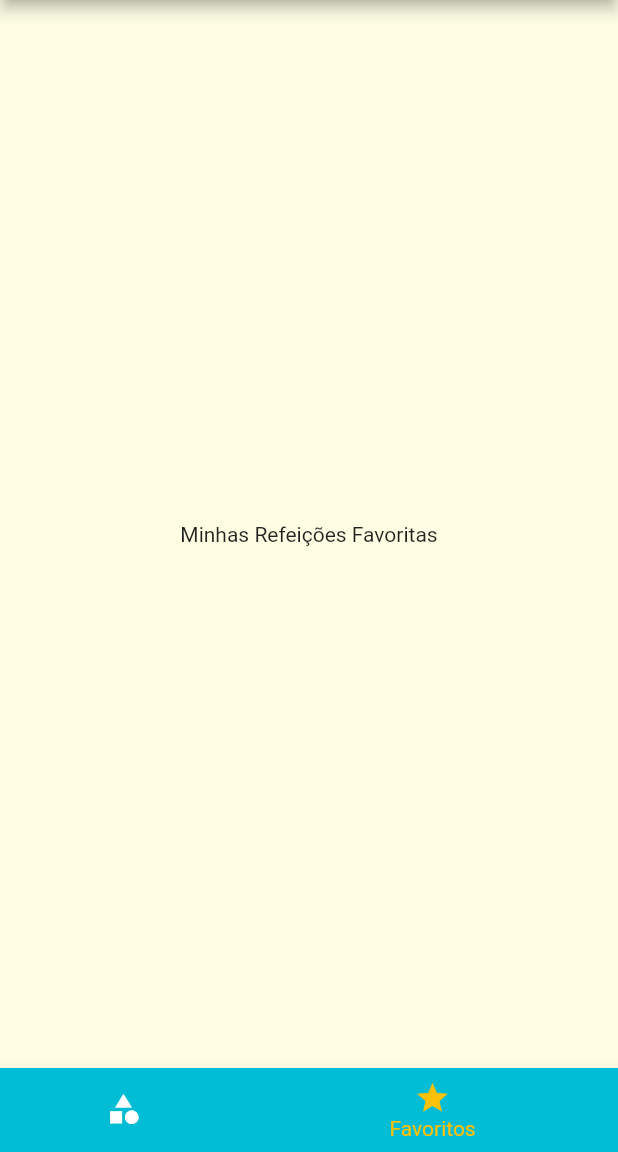
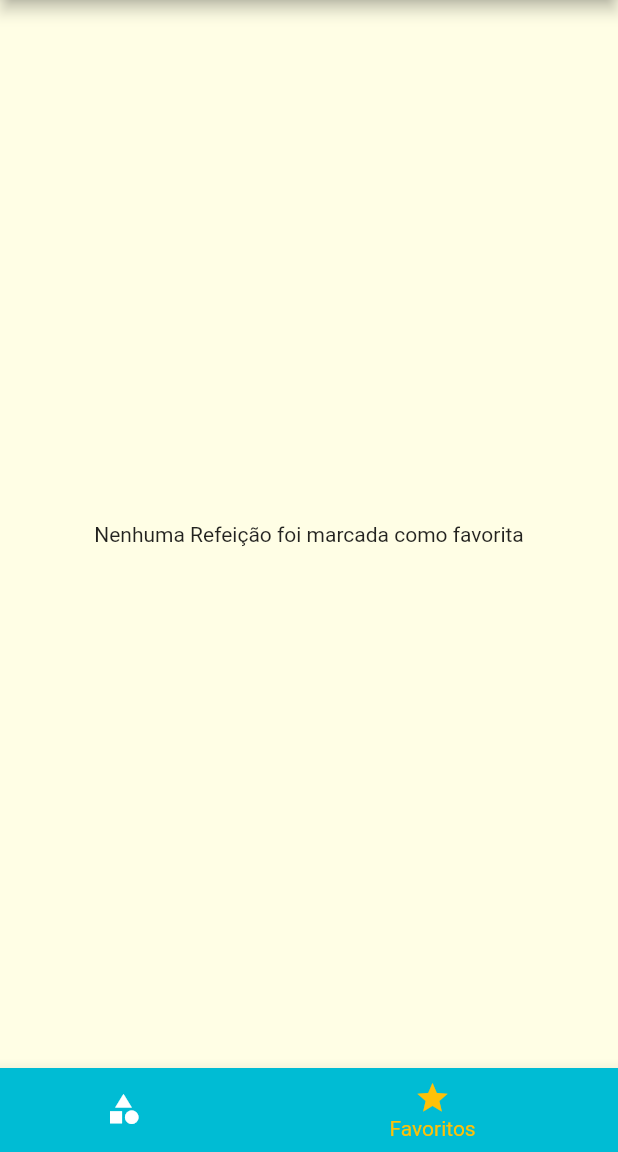
Before and after one commit to 9reis/receitas__flutter, a Flutter app: the screen it shows after launch, item 2 of the bottom bar chosen, on a phone screen of 412 x 824 dp, the part 84-1236 px from its top. Run offline on Flutter 3.47's test engine with Material 2 defaults, Android fonts, the phone set to English and light mode, and no system bars.

Commit message:
Marcar como Favorito

```diff
--- a/lib/main.dart
+++ b/lib/main.dart
@@ -22,6 +22,8 @@ class _MyAppState extends State<MyApp> {
 
   // Pega todas as comidas
   List<Meal> _availableMeals = DUMMY_MEALS;
+  // Lista de favoritos
+  List<Meal> _favoriteMeals = [];
 
   @override
   Widget build(BuildContext context) {
@@ -43,11 +45,12 @@ class _MyAppState extends State<MyApp> {
       ),
       routes: {
         // Define o CategoriesScreen como rota inicial
-        AppRoutes.HOME: (ctx) => TabsScreen(),
+        AppRoutes.HOME: (ctx) => TabsScreen(_favoriteMeals),
         // Passa as refeições para o componente que exibe por categoria
         AppRoutes.CATEGORIES_MEALS: (ctx) =>
             CategoriesMealsScreen(_availableMeals),
-        AppRoutes.MEAL_DETAIL: (ctx) => MealDetailScreen(),
+        AppRoutes.MEAL_DETAIL: (ctx) =>
+            MealDetailScreen(_tootleFavorite, _isFavorite),
         AppRoutes.SETTINGS: (ctx) => SettingsScreen(_filterMeals, settings),
       },
     );
@@ -72,4 +75,19 @@ class _MyAppState extends State<MyApp> {
       }).toList();
     });
   }
+
+  void _tootleFavorite(Meal meal) {
+    setState(() {
+      // Se contem a comida
+      _favoriteMeals.contains(meal)
+          //remove
+          ? _favoriteMeals.remove(meal)
+          // se não contem, adiciona
+          : _favoriteMeals.add(meal);
+    });
+  }
+
+  bool _isFavorite(Meal meal) {
+    return _favoriteMeals.contains(meal);
+  }
 }
--- a/lib/screens/favorite_screen.dart
+++ b/lib/screens/favorite_screen.dart
@@ -1,14 +1,27 @@
 import 'package:flutter/material.dart';
 import 'package:flutter/src/widgets/framework.dart';
 import 'package:flutter/src/widgets/placeholder.dart';
+import 'package:receitas__flutter/components/meal_item.dart';
+import 'package:receitas__flutter/models/meal.dart';
 
 class FavoriteScreen extends StatelessWidget {
-  const FavoriteScreen({super.key});
+  const FavoriteScreen(this.favoriteMeals);
+
+  final List<Meal> favoriteMeals;
 
   @override
   Widget build(BuildContext context) {
-    return Center(
-      child: Text('Minhas Refeições Favoritas'),
-    );
+    if (favoriteMeals.isEmpty) {
+      return Center(
+        child: Text('Nenhuma Refeição foi marcada como favorita'),
+      );
+    } else {
+      return ListView.builder(
+        itemCount: favoriteMeals.length,
+        itemBuilder: (ctx, index) {
+          return MealItem(favoriteMeals[index]);
+        },
+      );
+    }
   }
 }
--- a/lib/screens/tabs_screen.dart
+++ b/lib/screens/tabs_screen.dart
@@ -1,10 +1,13 @@
 import 'package:flutter/material.dart';
 import 'package:receitas__flutter/components/main_drawer.dart';
+import 'package:receitas__flutter/models/meal.dart';
 import 'package:receitas__flutter/screens/categories_screen.dart';
 import 'package:receitas__flutter/screens/favorite_screen.dart';
 
 class TabsScreen extends StatefulWidget {
-  const TabsScreen({super.key});
+  const TabsScreen(this.favoriteMeals);
+
+  final List<Meal> favoriteMeals;
 
   @override
   State<TabsScreen> createState() => _TabsScreenState();
@@ -13,21 +16,33 @@ class TabsScreen extends StatefulWidget {
 class _TabsScreenState extends State<TabsScreen> {
   int _selectedScreenIndex = 0;
 
-  final List<Map<String, Object>> _screens = [
-    {'title': 'Lista de Categorias', 'screen': CategoriesScreen()},
-    {'title': 'Meus Favoritos', 'screen': FavoriteScreen()},
-  ];
+  List<Map<String, Object>>? _screens;
+
+  @override
+  void initState() {
+    super.initState();
+    _screens = [
+      {
+        'title': 'Lista de Categorias',
+        'screen': CategoriesScreen(),
+      },
+      {
+        'title': 'Meus Favoritos',
+        'screen': FavoriteScreen(widget.favoriteMeals)
+      },
+    ];
+  }
 
   @override
   Widget build(BuildContext context) {
     return Scaffold(
       appBar: AppBar(
         centerTitle: true,
-        title: Text(_screens[_selectedScreenIndex]['title'] as String),
+        title: Text(_screens![_selectedScreenIndex]['title'] as String),
       ),
       // Icone na appBar que abre um menu lateral
       drawer: MainDrawer(),
-      body: _screens[_selectedScreenIndex]['screen'] as Widget,
+      body: _screens![_selectedScreenIndex]['screen'] as Widget,
       bottomNavigationBar: BottomNavigationBar(
         unselectedItemColor: Colors.white,
         selectedItemColor: Theme.of(context).accentColor,
```
Also changed, not shown: lib/screens/meal_detail_screen.dart (+7 -4 lines).
